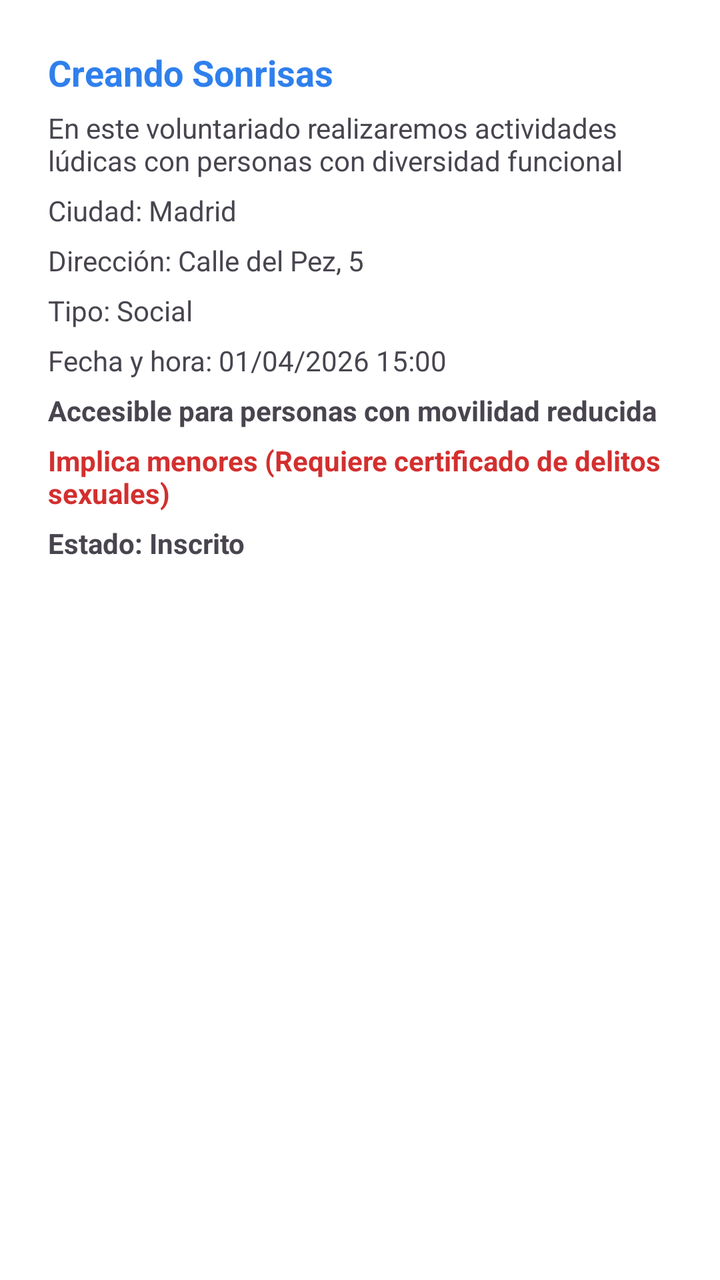
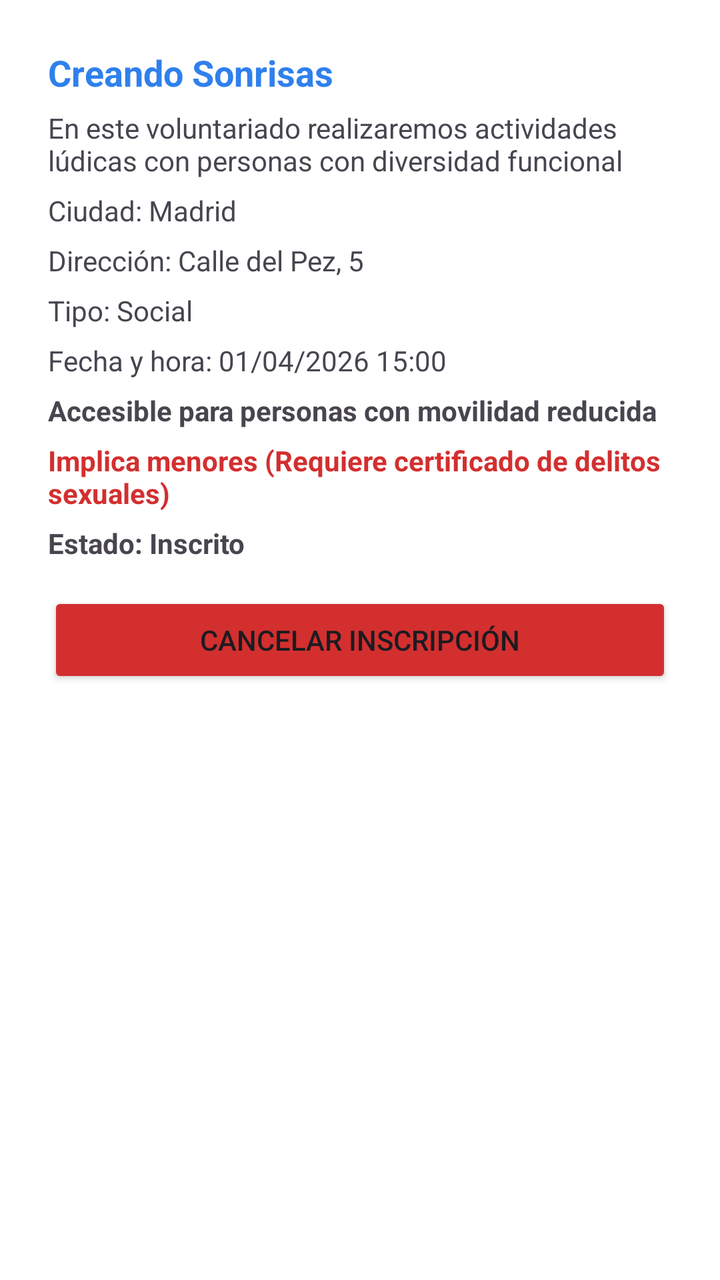

Before-and-after screenshots of an Android layout around one commit, followed by the original layout XML and the change that was made.
<!-- AndroidManifest.xml: application theme Theme.Conecta_Voluntariado_TFG -->
<!-- res/layout/item_my_volunteering.xml -->
<?xml version="1.0" encoding="utf-8"?>
<LinearLayout xmlns:android="http://schemas.android.com/apk/res/android"
    android:layout_width="match_parent"
    android:layout_height="wrap_content"
    android:orientation="vertical"
    android:padding="24dp"
    android:layout_marginBottom="12dp"
    android:background="@color/white">

    <TextView
        android:layout_width="match_parent"
        android:layout_height="wrap_content"
        android:id="@+id/tvItemTitle"
        android:text="Creando Sonrisas"
        android:textColor="@color/brand_blue"
        android:textSize="18sp"
        android:textStyle="bold" />

    <TextView
        android:layout_width="match_parent"
        android:layout_height="wrap_content"
        android:id="@+id/tvItemDescription"
        android:layout_marginTop="6dp"
        android:text="En este voluntariado realizaremos actividades lúdicas con personas con diversidad funcional" />

    <TextView
        android:layout_width="match_parent"
        android:layout_height="wrap_content"
        android:id="@+id/tvItemCity"
        android:layout_marginTop="6dp"
        android:text="Ciudad: Madrid" />

    <TextView
        android:layout_width="match_parent"
        android:layout_height="wrap_content"
        android:id="@+id/tvItemAddress"
        android:layout_marginTop="6dp"
        android:text="Dirección: Calle del Pez, 5" />

    <TextView
        android:layout_width="match_parent"
        android:layout_height="wrap_content"
        android:id="@+id/tvItemType"
        android:layout_marginTop="6dp"
        android:text="Tipo: Social" />

    <TextView
        android:layout_width="match_parent"
        android:layout_height="wrap_content"
        android:id="@+id/tvItemDate"
        android:layout_marginTop="6dp"
        android:text="Fecha y hora: 01/04/2026 15:00" />

    <TextView
        android:layout_width="match_parent"
        android:layout_height="wrap_content"
        android:id="@+id/tvItemAccessibility"
        android:layout_marginTop="6dp"
        android:text="Accesible para personas con movilidad reducida"
        android:textStyle="bold" />

    <TextView
        android:layout_width="match_parent"
        android:layout_height="wrap_content"
        android:id="@+id/tvItemMinors"
        android:layout_marginTop="6dp"
        android:text="Implica menores (Requiere certificado de delitos sexuales)"
        android:textStyle="bold"
        android:textColor="@color/light_red" />

    <TextView
        android:layout_width="match_parent"
        android:layout_height="wrap_content"
        android:id="@+id/tvItemStatus"
        android:layout_marginTop="6dp"
        android:text="Estado: Inscrito"
        android:textStyle="bold" />

</LinearLayout>
<!-- resources referenced by this layout -->
<resources>
  <color name="brand_blue">#2F80ED</color>
  <color name="light_red">#D32F2F</color>
  <color name="white">#FFFFFFFF</color>
  <style name="Theme.Conecta_Voluntariado_TFG" parent="Base.Theme.Conecta_Voluntariado_TFG" />
  <style name="Base.Theme.Conecta_Voluntariado_TFG" parent="Theme.Material3.DayNight.NoActionBar">
          
          
      </style>
</resources>

<!-- the commit's change to res/layout/item_my_volunteering.xml (unified diff, before → after) -->
@@ -76,4 +76,12 @@
         android:text="Estado: Inscrito"
         android:textStyle="bold" />
 
+    <Button
+        android:layout_width="match_parent"
+        android:layout_height="wrap_content"
+        android:id="@+id/btnCancelRegistration"
+        android:layout_marginTop="15dp"
+        android:text="Cancelar inscripción"
+        android:backgroundTint="@color/light_red" />
+
 </LinearLayout>
